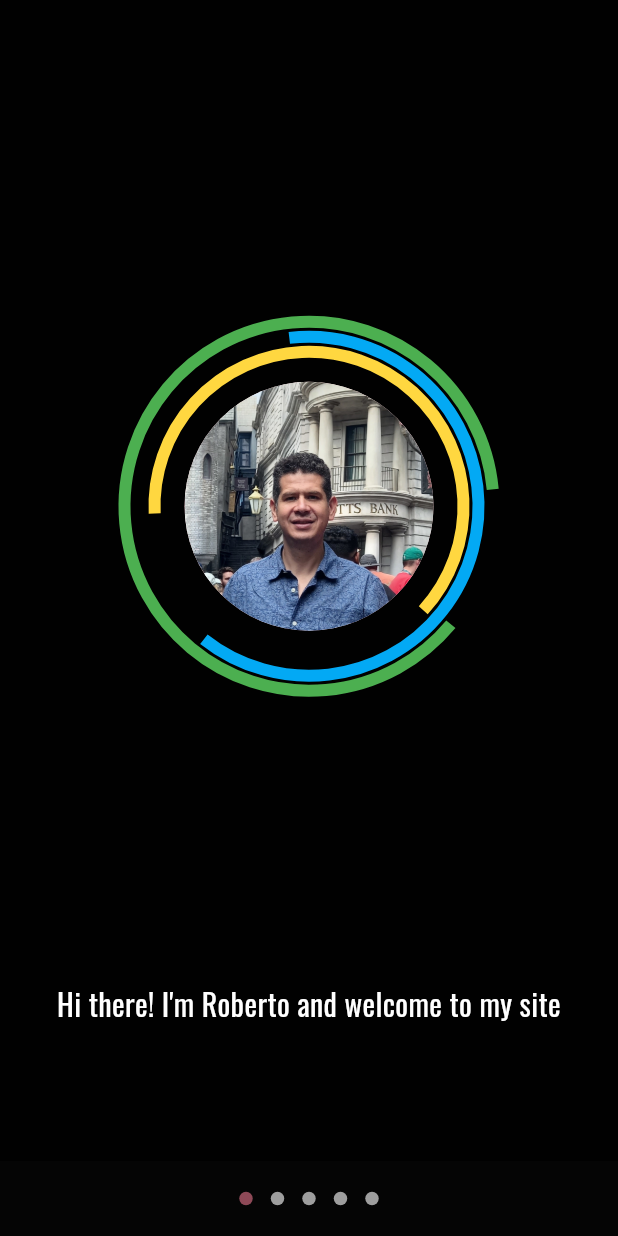
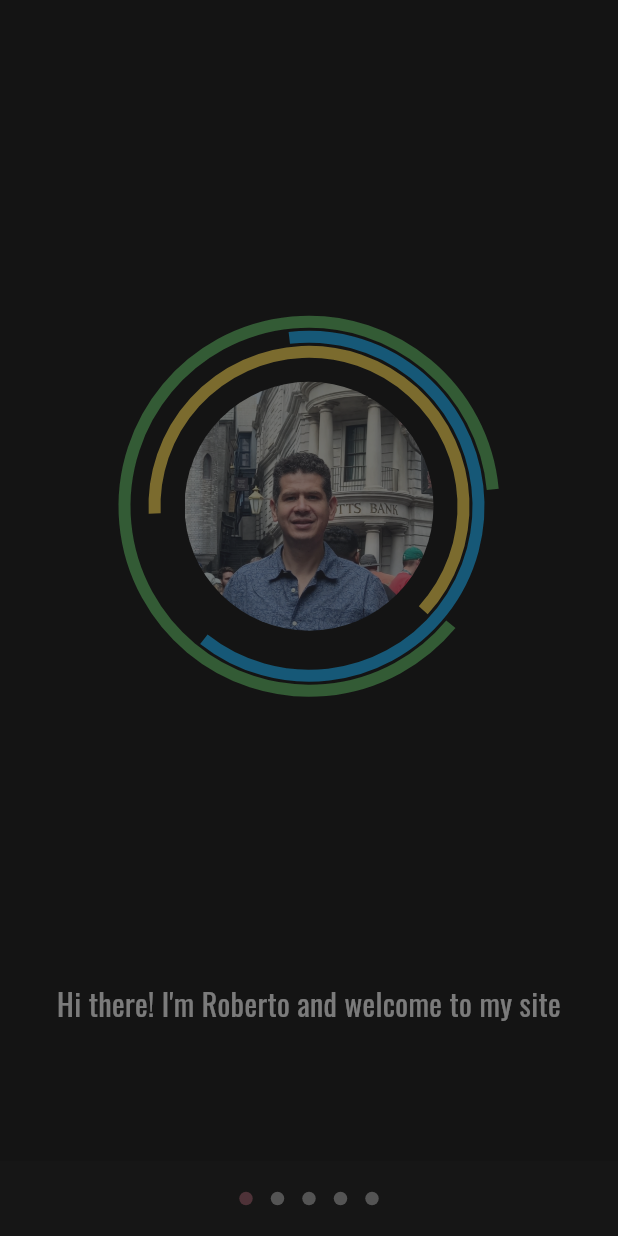
Before and after one commit to roboli/roboli-site, a Flutter app: the first screen one second after launch, on a phone screen of 412 x 824 dp. Run offline on Flutter 3.47's test engine with Material 3 defaults, Android fonts, the phone set to English and light mode, and no system bars; drawn by our look-alikes of dots_indicator; our stand-ins replace easy_debounce, flutter_svg, font_awesome_flutter, go_router, google_fonts.

Commit message:
Animate init page

```diff
--- a/lib/pages/home_page.dart
+++ b/lib/pages/home_page.dart
@@ -76,11 +76,10 @@ class _HomePageState extends State<HomePage>
                     child: AnimatedRing(
                       animation: animationF,
                       segment: Segment(
-                        color: Colors.green,
-                        start: random.nextDouble() * HomePage.twoPi,
-                        size: HomePage.twoPi * 0.875,
-                        radius: radius + 20
-                      ),
+                          color: Colors.green,
+                          start: random.nextDouble() * HomePage.twoPi,
+                          size: HomePage.twoPi * 0.875,
+                          radius: radius + 20),
                       child: AnimatedRing(
                         animation: animationB,
                         segment: Segment(
@@ -99,7 +98,9 @@ class _HomePageState extends State<HomePage>
                           ),
                           child: CircleAvatar(
                             radius: radius - 20,
-                            backgroundImage: const AssetImage('assets/images/roberto.jpg'),
+                            backgroundColor: Colors.black87,
+                            backgroundImage:
+                                const AssetImage('assets/images/roberto.jpg'),
                           ),
                         ),
                       ),
@@ -110,8 +111,7 @@ class _HomePageState extends State<HomePage>
                     child: Text(
                       'Hi there! I\'m Roberto and welcome to my site',
                       style: TextStyle(
-                        fontSize: size.width > screenWBreakpoint ? 30 : 20
-                      ),
+                          fontSize: size.width > screenWBreakpoint ? 30 : 20),
                       textAlign: TextAlign.center,
                     ),
                   ),
--- a/lib/widgets/menu_pager.dart
+++ b/lib/widgets/menu_pager.dart
@@ -12,22 +12,28 @@ class MenuPager extends StatefulWidget {
   final String page;
   final int index;
 
-  MenuPager({super.key, required this.page})
-      : index = pages[page] ?? 0;
+  MenuPager({super.key, required this.page}) : index = pages[page] ?? 0;
 
   @override
-  State<MenuPager> createState() =>
-      _MenuPagerState();
+  State<MenuPager> createState() => _MenuPagerState();
 }
 
-class _MenuPagerState extends State<MenuPager> {
+class _MenuPagerState extends State<MenuPager>
+    with SingleTickerProviderStateMixin {
   late PageController _pageController;
+  late AnimationController _animationController;
   bool isInTransition = false;
 
   @override
   void initState() {
     super.initState();
     _pageController = PageController(initialPage: widget.index);
+    _animationController = AnimationController(
+      duration: const Duration(seconds: 2),
+      vsync: this,
+    )
+      ..drive(Tween<double>(begin: 0, end: 1))
+      ..forward();
   }
 
   @override
@@ -43,6 +49,7 @@ class _MenuPagerState extends State<MenuPager> {
   @override
   void dispose() {
     _pageController.dispose();
+    _animationController.dispose();
     super.dispose();
   }
 
@@ -50,6 +57,8 @@ class _MenuPagerState extends State<MenuPager> {
   Widget build(BuildContext context) {
     return Scaffold(
       body: SafeArea(
+        child: FadeTransition(
+          opacity: _animationController,
           child: ColoredBox(
             color: Colors.black87,
             child: Column(
@@ -80,6 +89,7 @@ class _MenuPagerState extends State<MenuPager> {
                   ),
                 ),
               ],
+            ),
           ),
         ),
       ),
```
Also changed, not shown: lib/widgets/menu_side_bar.dart (+12 -2 lines). Lines whose indentation alone changed are shown as unchanged.
